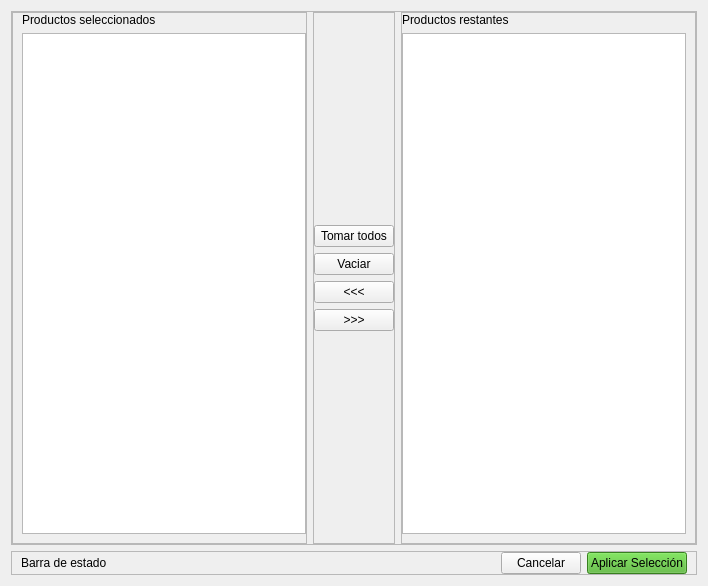
Above: view/ui/product_selection.ui from R0land013/blue-pos before the change. Below: the same form after it.
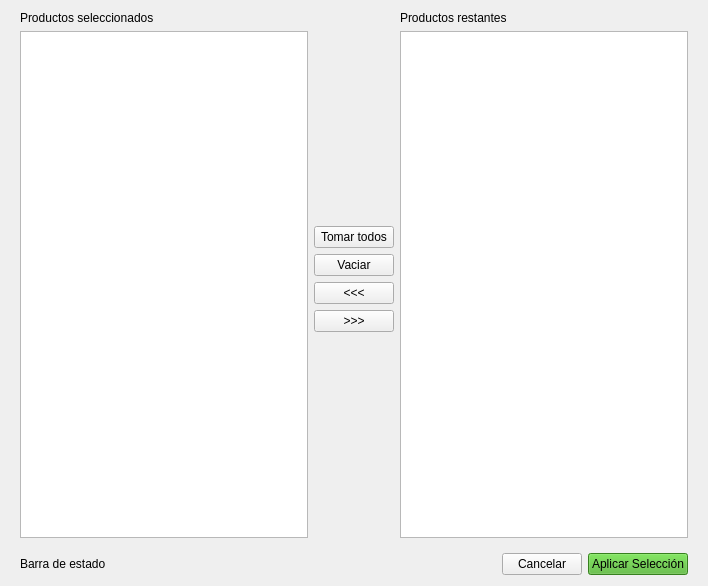
That is the form after the change.

Commit message:
Style: Se eliminaron los bordes de los frames de la app
	Los bordes se mostraban en Gnome, pero en windows no se mostraban.

Diff of the .ui file:
```diff
--- a/view/ui/product_selection.ui
+++ b/view/ui/product_selection.ui
@@ -17,7 +17,7 @@
    <item>
     <widget class="QFrame" name="main_content_frame">
      <property name="frameShape">
-      <enum>QFrame::StyledPanel</enum>
+      <enum>QFrame::NoFrame</enum>
      </property>
      <property name="frameShadow">
       <enum>QFrame::Raised</enum>
@@ -38,7 +38,7 @@
       <item>
        <widget class="QFrame" name="frame_4">
         <property name="frameShape">
-         <enum>QFrame::StyledPanel</enum>
+         <enum>QFrame::NoFrame</enum>
         </property>
         <property name="frameShadow">
          <enum>QFrame::Raised</enum>
@@ -66,7 +66,7 @@
       <item>
        <widget class="QFrame" name="frame_2">
         <property name="frameShape">
-         <enum>QFrame::StyledPanel</enum>
+         <enum>QFrame::NoFrame</enum>
         </property>
         <property name="frameShadow">
          <enum>QFrame::Raised</enum>
@@ -150,7 +150,7 @@
       <item>
        <widget class="QFrame" name="frame_5">
         <property name="frameShape">
-         <enum>QFrame::StyledPanel</enum>
+         <enum>QFrame::NoFrame</enum>
         </property>
         <property name="frameShadow">
          <enum>QFrame::Raised</enum>
@@ -181,7 +181,7 @@
    <item>
     <widget class="QFrame" name="frame_3">
      <property name="frameShape">
-      <enum>QFrame::StyledPanel</enum>
+      <enum>QFrame::NoFrame</enum>
      </property>
      <property name="frameShadow">
       <enum>QFrame::Raised</enum>
```
The commit also changes 20 other files.
